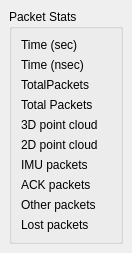
This is src/StatsDock.ui in markgol/L2diagnostic as Qt 5 draws it before an edit. The edited form follows.
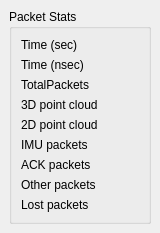
This is the edited form.

Commit message:
V0.2.6 GUI update packet stats, version info correction
This separates uis all data into dockable windows.
Corrected packet count info
Corrected Version info

What changed in the file:
```diff
--- a/src/StatsDock.ui
+++ b/src/StatsDock.ui
@@ -6,8 +6,8 @@
    <rect>
     <x>0</x>
     <y>0</y>
-    <width>93</width>
-    <height>219</height>
+    <width>160</width>
+    <height>210</height>
    </rect>
   </property>
   <property name="windowTitle">
@@ -52,73 +52,63 @@
         <widget class="QLabel" name="lblTotalValue"/>
        </item>
        <item row="3" column="0">
-        <widget class="QLabel" name="lblTotalText">
-         <property name="text">
-          <string>Total Packets</string>
-         </property>
-        </widget>
-       </item>
-       <item row="3" column="1">
-        <widget class="QLabel" name="lblTotalValue"/>
-       </item>
-       <item row="4" column="0">
         <widget class="QLabel" name="lbl3DText">
          <property name="text">
           <string>3D point cloud</string>
          </property>
         </widget>
        </item>
-       <item row="4" column="1">
-        <widget class="QLabel" name="lbl3DValue"/>
-       </item>
-       <item row="5" column="0">
+       <item row="4" column="0">
         <widget class="QLabel" name="lbl2DText">
          <property name="text">
           <string>2D point cloud</string>
          </property>
         </widget>
        </item>
-       <item row="5" column="1">
-        <widget class="QLabel" name="lbl2DValue"/>
-       </item>
-       <item row="6" column="0">
+       <item row="5" column="0">
         <widget class="QLabel" name="lblIMUText">
          <property name="text">
           <string>IMU packets</string>
          </property>
         </widget>
        </item>
-       <item row="6" column="1">
-        <widget class="QLabel" name="lblIMUValue"/>
-       </item>
-       <item row="7" column="0">
+       <item row="6" column="0">
         <widget class="QLabel" name="lblACKText">
          <property name="text">
           <string>ACK packets</string>
          </property>
         </widget>
        </item>
-       <item row="7" column="1">
-        <widget class="QLabel" name="lblACKValue"/>
-       </item>
-       <item row="8" column="0">
+       <item row="7" column="0">
         <widget class="QLabel" name="lblOtherText">
          <property name="text">
           <string>Other packets</string>
          </property>
         </widget>
        </item>
-       <item row="8" column="1">
-        <widget class="QLabel" name="lblOtherValue"/>
-       </item>
-       <item row="9" column="0">
+       <item row="8" column="0">
         <widget class="QLabel" name="lblLostText">
          <property name="text">
           <string>Lost packets</string>
          </property>
         </widget>
        </item>
-       <item row="9" column="1">
+       <item row="3" column="1">
+        <widget class="QLabel" name="lbl3DValue"/>
+       </item>
+       <item row="4" column="1">
+        <widget class="QLabel" name="lbl2DValue"/>
+       </item>
+       <item row="5" column="1">
+        <widget class="QLabel" name="lblIMUValue"/>
+       </item>
+       <item row="6" column="1">
+        <widget class="QLabel" name="lblACKValue"/>
+       </item>
+       <item row="7" column="1">
+        <widget class="QLabel" name="lblOtherValue"/>
+       </item>
+       <item row="8" column="1">
         <widget class="QLabel" name="lblLostValue"/>
        </item>
       </layout>
```
The commit also changes 16 other files.
